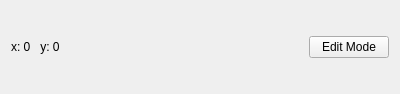
vicr123/bnbnav, file bnbnav-frontend/topwidget.ui: the form before one commit.
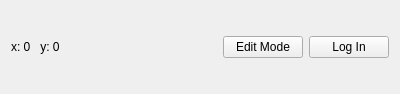
The form after the commit.

```diff
--- a/bnbnav-frontend/topwidget.ui
+++ b/bnbnav-frontend/topwidget.ui
@@ -44,6 +44,13 @@
      </property>
     </widget>
    </item>
+   <item>
+    <widget class="QPushButton" name="loginButton">
+     <property name="text">
+      <string notr="true">Log In</string>
+     </property>
+    </widget>
+   </item>
   </layout>
  </widget>
  <resources/>
```
